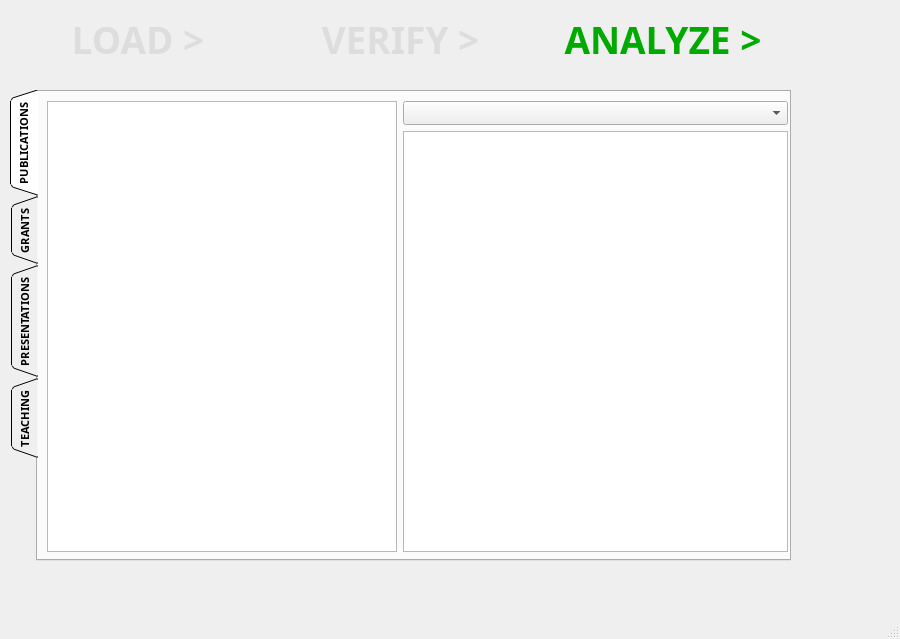
Above: Project/AppleProject/analyze_csv.ui from JRWu/DataAggregation before the change. Below: the same form after it.
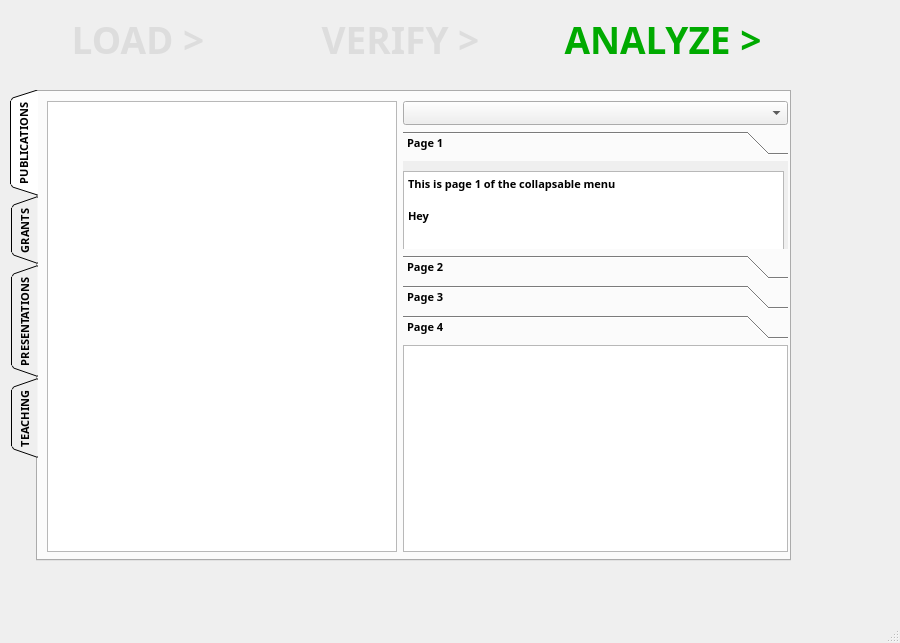
That is the form after the change.

Commit message: EB - working collapsable menu

```diff
--- a/Project/AppleProject/analyze_csv.ui
+++ b/Project/AppleProject/analyze_csv.ui
@@ -7,7 +7,7 @@
     <x>0</x>
     <y>0</y>
     <width>900</width>
-    <height>639</height>
+    <height>643</height>
    </rect>
   </property>
   <property name="windowTitle">
@@ -252,6 +252,70 @@
          <item>
           <widget class="QComboBox" name="graph_combo"/>
          </item>
+         <item>
+          <widget class="QToolBox" name="toolBox">
+           <property name="currentIndex">
+            <number>0</number>
+           </property>
+           <widget class="QWidget" name="page">
+            <property name="geometry">
+             <rect>
+              <x>0</x>
+              <y>0</y>
+              <width>373</width>
+              <height>83</height>
+             </rect>
+            </property>
+            <property name="accessibleName">
+             <string/>
+            </property>
+            <property name="accessibleDescription">
+             <string/>
+            </property>
+            <attribute name="label">
+             <string>Page 1</string>
+            </attribute>
+            <widget class="QPlainTextEdit" name="plainTextEdit">
+             <property name="geometry">
+              <rect>
+               <x>0</x>
+               <y>10</y>
+               <width>381</width>
+               <height>79</height>
+              </rect>
+             </property>
+             <property name="plainText">
+              <string>This is page 1 of the collapsable menu
+
+Hey</string>
+             </property>
+            </widget>
+           </widget>
+           <widget class="QWidget" name="page_2">
+            <property name="geometry">
+             <rect>
+              <x>0</x>
+              <y>0</y>
+              <width>373</width>
+              <height>83</height>
+             </rect>
+            </property>
+            <attribute name="label">
+             <string>Page 2</string>
+            </attribute>
+           </widget>
+           <widget class="QWidget" name="page_3">
+            <attribute name="label">
+             <string>Page 3</string>
+            </attribute>
+           </widget>
+           <widget class="QWidget" name="page_4">
+            <attribute name="label">
+             <string>Page 4</string>
+            </attribute>
+           </widget>
+          </widget>
+         </item>
          <item>
           <widget class="QGraphicsView" name="graph_area"/>
          </item>
```
Left out of the diff: 2 changed lines with no effect on the pictures. The commit also changes 4 other files.
